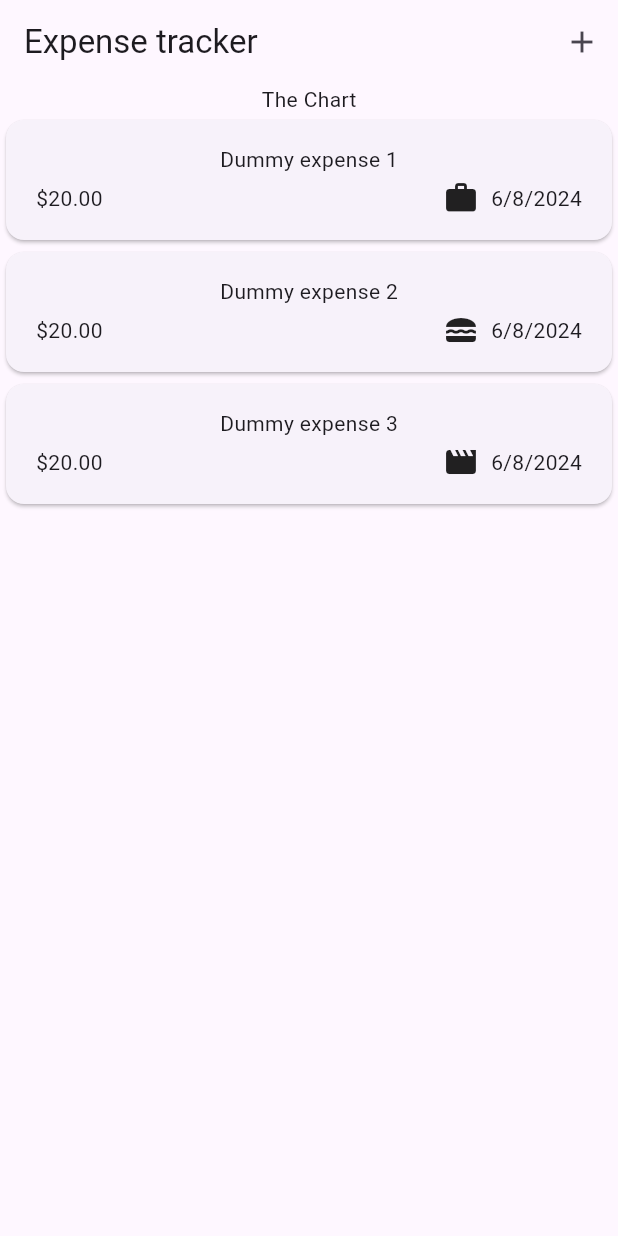
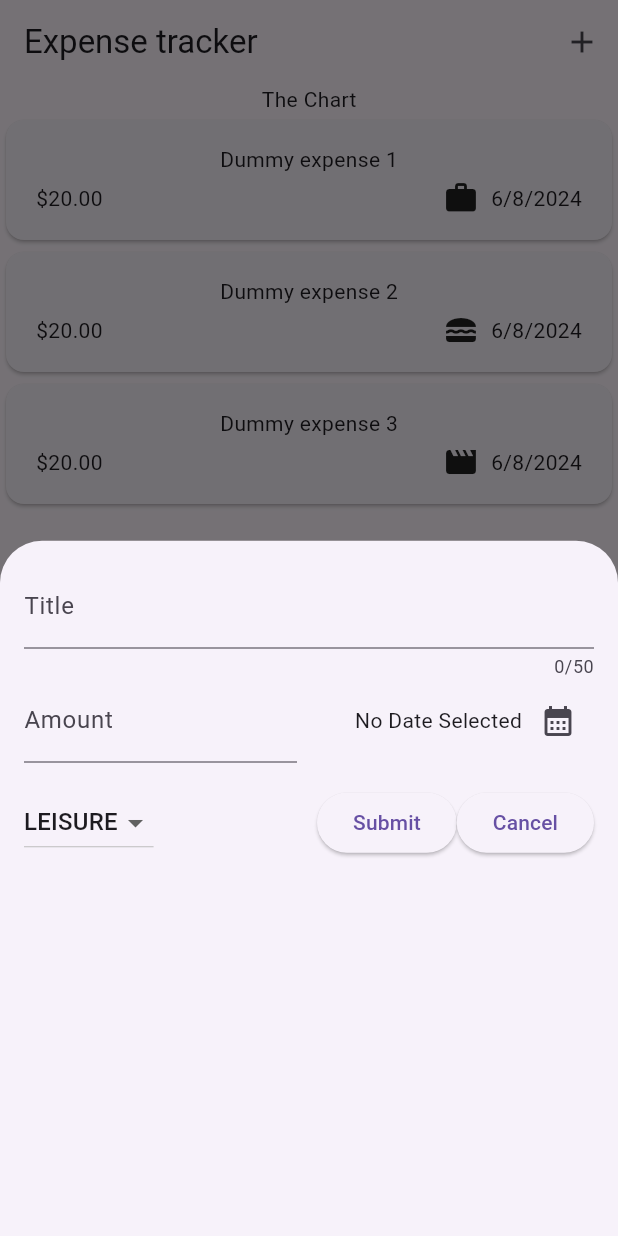
Before and after one commit to prabeshkunwar12/expenses_tracker, a Flutter app: the screen it shows after launch, after a tap on the "add" icon, on a phone screen of 412 x 824 dp. Run offline on Flutter 3.47's test engine with Material 3 defaults, Android fonts, the phone set to English and light mode, and no system bars.

Commit message:
initial new expense add widget

```diff
--- a/lib/models/expense.dart
+++ b/lib/models/expense.dart
@@ -1,8 +1,6 @@
 import 'package:flutter/material.dart';
-import 'package:intl/intl.dart';
 import 'package:uuid/uuid.dart';
-
-final dateFormatter = DateFormat.yMd();
+import 'package:expense_tracker/tools.dart';
 
 const uuid = Uuid();
 
--- /dev/null
+++ b/lib/tools.dart
@@ -0,0 +1,3 @@
+import 'package:intl/intl.dart';
+
+final dateFormatter = DateFormat.yMd();
--- a/lib/widgets/expenses.dart
+++ b/lib/widgets/expenses.dart
@@ -1,5 +1,6 @@
 import 'package:expense_tracker/widgets/expenses_list/expenses_list.dart';
 import 'package:expense_tracker/models/expense.dart';
+import 'package:expense_tracker/widgets/new_expense.dart';
 import 'package:flutter/material.dart';
 
 class Expenses extends StatefulWidget {
@@ -28,6 +29,12 @@ class _ExpenseState extends State<Expenses> {
         date: DateTime.now(),
         category: Category.leisure),
   ];
+
+  void _openAddExpenseOverlay() {
+    showModalBottomSheet(
+        context: context, builder: (ctx) => const NewExpense());
+  }
+
   @override
   Widget build(BuildContext context) {
     return Scaffold(
@@ -35,7 +42,7 @@ class _ExpenseState extends State<Expenses> {
         title: const Text("Expense tracker"),
         actions: [
           IconButton(
-            onPressed: () {},
+            onPressed: _openAddExpenseOverlay,
             icon: const Icon(Icons.add),
           ),
         ],
--- /dev/null
+++ b/lib/widgets/new_expense.dart
@@ -0,0 +1,125 @@
+import 'package:expense_tracker/models/expense.dart';
+import 'package:flutter/material.dart';
+import 'package:expense_tracker/tools.dart';
+
+class NewExpense extends StatefulWidget {
+  const NewExpense({super.key});
+
+  @override
+  State<StatefulWidget> createState() {
+    return _NewExpenseState();
+  }
+}
+
+class _NewExpenseState extends State<NewExpense> {
+  final _titleController = TextEditingController();
+  final _amountController = TextEditingController();
+  DateTime? _selectedDate;
+  Category _selectedCategory = Category.leisure;
+
+  @override
+  void dispose() {
+    _titleController.dispose();
+    _amountController.dispose();
+    super.dispose();
+  }
+
+  void _openDatePicker() async {
+    final now = DateTime.now();
+    final pickedDate = await showDatePicker(
+        context: context,
+        initialDate: now,
+        firstDate: DateTime(now.year - 1, now.month, now.day),
+        lastDate: now);
+    setState(() {
+      _selectedDate = pickedDate;
+    });
+  }
+
+  @override
+  Widget build(BuildContext context) {
+    return Padding(
+      padding: const EdgeInsets.all(16),
+      child: Column(
+        children: [
+          TextField(
+            controller: _titleController,
+            maxLength: 50,
+            decoration: const InputDecoration(label: Text('Title')),
+          ),
+          Row(
+            children: [
+              Expanded(
+                child: TextField(
+                  controller: _amountController,
+                  keyboardType: TextInputType.number,
+                  decoration: const InputDecoration(
+                    prefixText: '\$',
+                    label: Text('Amount'),
+                  ),
+                ),
+              ),
+              const SizedBox(
+                width: 16,
+              ),
+              Expanded(
+                child: Row(
+                  mainAxisAlignment: MainAxisAlignment.end,
+                  crossAxisAlignment: CrossAxisAlignment.center,
+                  children: [
+                    Text(_selectedDate == null
+                        ? 'No Date Selected'
+                        : dateFormatter.format(_selectedDate!)),
+                    IconButton(
+                      onPressed: _openDatePicker,
+                      icon: const Icon(
+                        Icons.calendar_month,
+                      ),
+                    ),
+                  ],
+                ),
+              ),
+            ],
+          ),
+          const SizedBox(
+            height: 16,
+          ),
+          Row(
+            children: [
+              DropdownButton(
+                  value: _selectedCategory,
+                  items: Category.values
+                      .map(
+                        (category) => DropdownMenuItem(
+                          value: category,
+                          child: Text(category.name.toString().toUpperCase()),
+                        ),
+                      )
+                      .toList(),
+                  onChanged: (value) {
+                    setState(() {
+                      if (value == null) return;
+                      _selectedCategory = value;
+                    });
+                  }),
+              const Spacer(),
+              ElevatedButton(
+                onPressed: () {
+                  print(_titleController.text);
+                  print(_amountController.text);
+                },
+                child: const Text('Submit'),
+              ),
+              ElevatedButton(
+                onPressed: () {
+                  Navigator.pop(context);
+                },
+                child: const Text('Cancel'),
+              ),
+            ],
+          ),
+        ],
+      ),
+    );
+  }
+}
```
